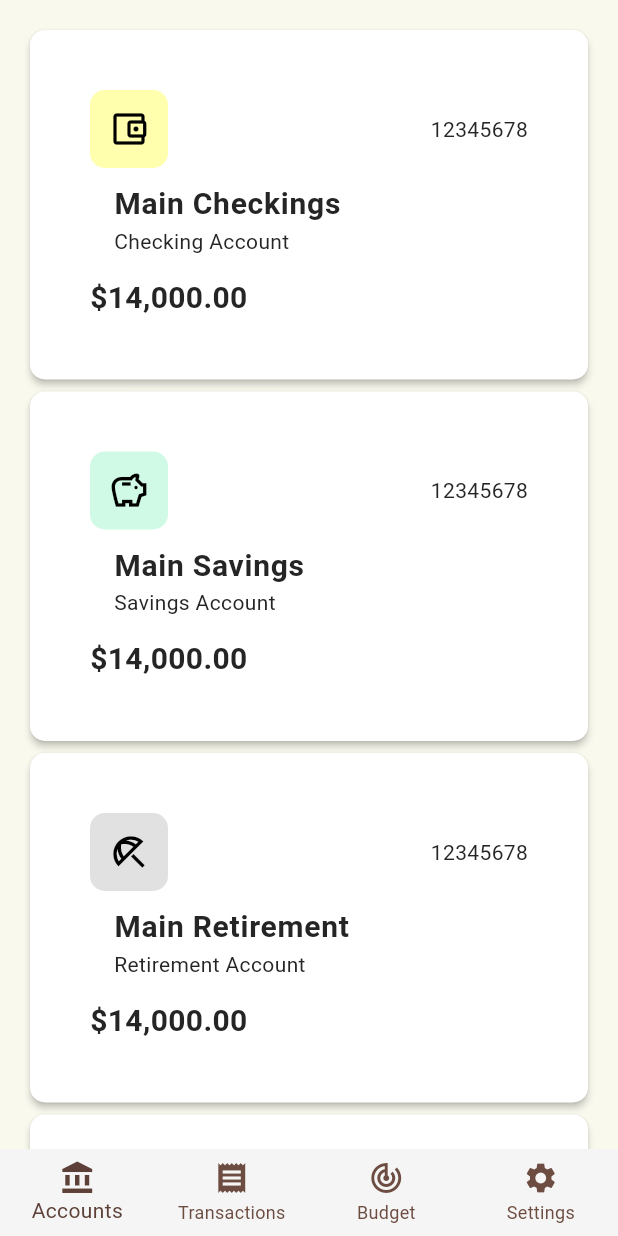
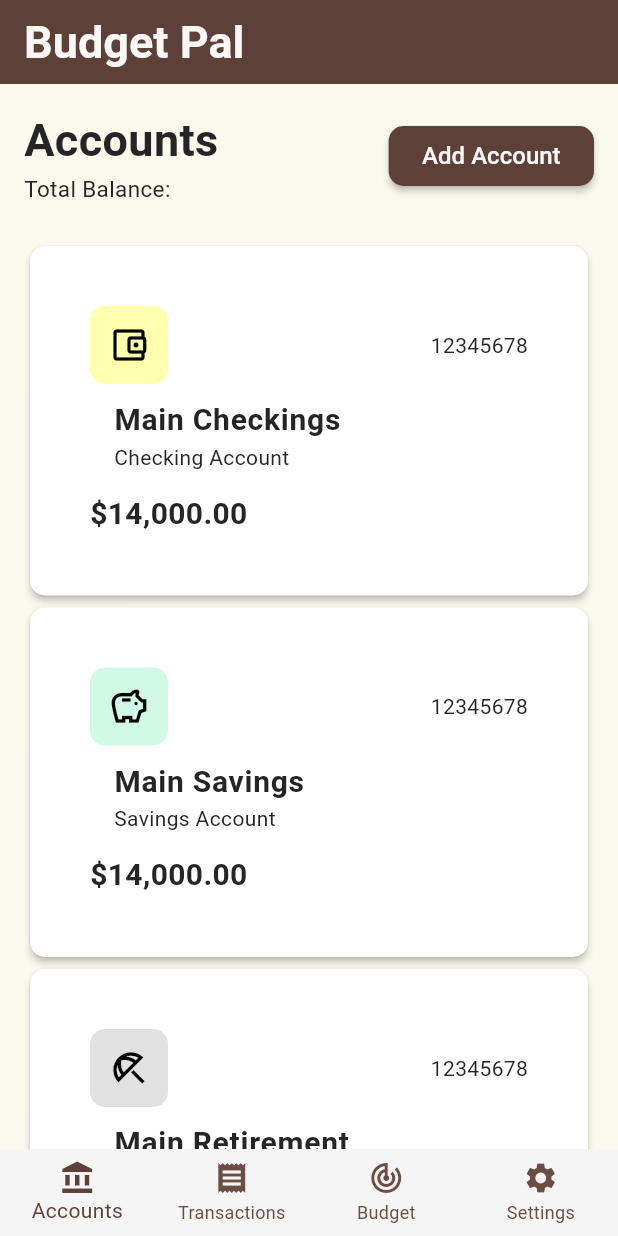
Before and after one commit to Emanuel6424/Budget_Pal, a Flutter app: the screen it shows after launch, on a phone screen of 412 x 824 dp. Run offline on Flutter 3.47's test engine with Material 3 defaults, Android fonts, the phone set to English and light mode, and no system bars.

Commit message:
Added text to indicate title of the page (Accounts), a non functional add account button, and a subtitle that will eventually show the users total balance across all accounts

```diff
--- a/mobile_client/lib/pages/home_page.dart
+++ b/mobile_client/lib/pages/home_page.dart
@@ -15,6 +15,12 @@ class _LandingPageState extends State<LandingPage> {
   @override
   Widget build(BuildContext context) {
     return Scaffold(
+      appBar: AppBar(
+        title: Text(
+          "Budget Pal",
+          style: TextStyle(fontSize: 30, fontWeight: FontWeight.bold),
+        ),
+      ),
       body: Center(
         child: SingleChildScrollView(
           child: Padding(
@@ -22,6 +28,30 @@ class _LandingPageState extends State<LandingPage> {
             child: Column(
               mainAxisAlignment: MainAxisAlignment.center,
               children: [
+                Row(
+                  mainAxisAlignment: MainAxisAlignment.spaceBetween,
+                  children: [
+                    Column(
+                      crossAxisAlignment: CrossAxisAlignment.start,
+                      children: [
+                        Text(
+                          "Accounts",
+                          style: TextStyle(
+                            fontSize: 30,
+                            fontWeight: FontWeight.bold,
+                          ),
+                        ),
+                        Text("Total Balance: ", style: TextStyle(fontSize: 15)),
+                      ],
+                    ),
+                    ElevatedButton(
+                      onPressed: () {},
+                      child: Text("Add Account"),
+                    ),
+                  ],
+                ),
+                SizedBox(height: 24),
+
                 AccountWidget(
                   accountNumber: "12345678",
                   name: "Main Checkings",
--- a/mobile_client/lib/widgets/account_widget.dart
+++ b/mobile_client/lib/widgets/account_widget.dart
@@ -33,6 +33,10 @@ class AccountWidget extends StatelessWidget {
   @override
   Widget build(BuildContext context) {
     return Card(
+      child: InkWell(
+        onDoubleTap: () {
+          print("You have tapped your $type Account");
+        },
         child: Padding(
           padding: EdgeInsets.all(40.0),
           child: Column(
@@ -45,7 +49,9 @@ class AccountWidget extends StatelessWidget {
                     padding: EdgeInsets.all(12), // Space around icon
                     decoration: BoxDecoration(
                       color: accountTypeHighlight[type], // Light background
-                    borderRadius: BorderRadius.circular(10), // Rounded corners
+                      borderRadius: BorderRadius.circular(
+                        10,
+                      ), // Rounded corners
                     ),
                     child: Icon(
                       accountTypeIcons[type],
@@ -63,7 +69,10 @@ class AccountWidget extends StatelessWidget {
                   ListTile(
                     title: Text(
                       name,
-                    style: TextStyle(fontSize: 20, fontWeight: FontWeight.bold),
+                      style: TextStyle(
+                        fontSize: 20,
+                        fontWeight: FontWeight.bold,
+                      ),
                     ),
                     subtitle: Text(type + " Account"),
                   ),
@@ -76,6 +85,7 @@ class AccountWidget extends StatelessWidget {
             ],
           ),
         ),
+      ),
     );
   }
 }
```
Lines whose indentation alone changed are shown as unchanged.
